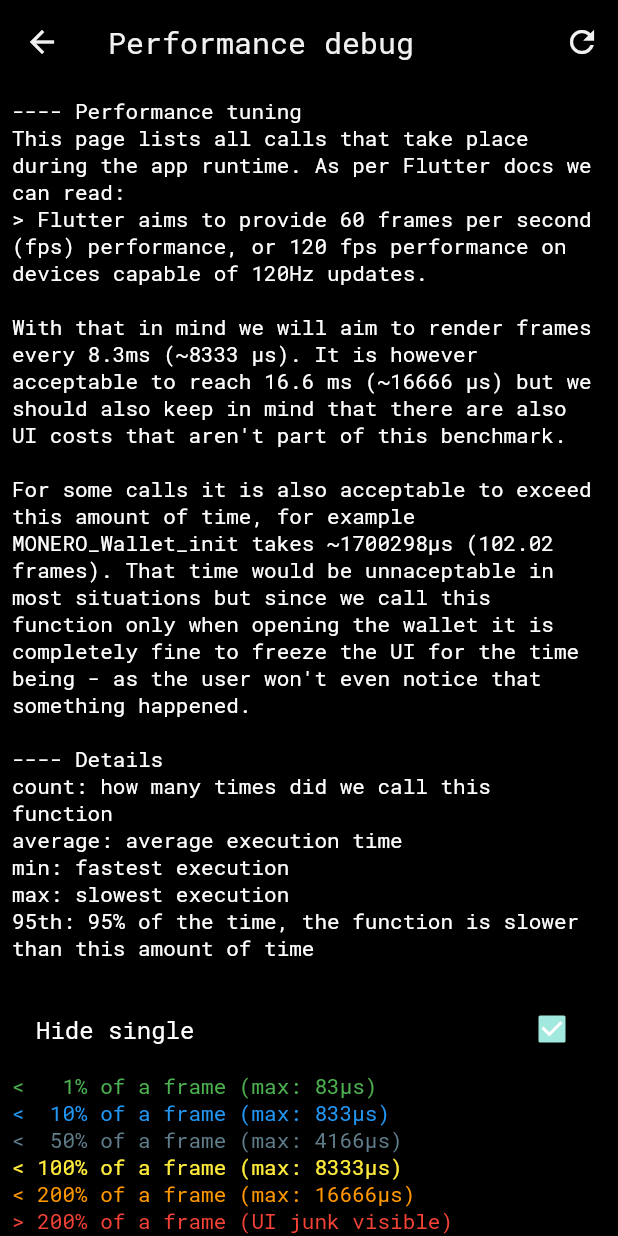
After one commit to MrCyjaneK/unnamed_monero_wallet, a Flutter app: the DebugPage screen opened directly, after a tap on "PERFORMANCE", on a phone screen of 412 x 824 dp. The commit adds this screen. Run offline on Flutter 3.47's test engine with Material 3 defaults, Android fonts, the phone set to English and light mode, and no system bars; our stand-ins replace qr_flutter; missing offline and left inert: monero, mutex.

Commit message:
feat: performance debug screen ui: drop `connected` from the UI to get rid of the lag monero.dart: bump to ^0.018003001.16

```diff
--- a/lib/pages/debug.dart
+++ b/lib/pages/debug.dart
@@ -4,6 +4,7 @@ import 'package:anonero/pages/debug/monero_dart_core.dart';
 import 'package:anonero/pages/debug/monero_dart_state.dart';
 import 'package:anonero/pages/debug/monero_log.dart';
 import 'package:anonero/pages/debug/monero_log_level.dart';
+import 'package:anonero/pages/debug/performance.dart';
 import 'package:anonero/pages/debug/use_material3.dart';
 import 'package:anonero/tools/wallet_ptr.dart';
 import 'package:anonero/widgets/long_outlined_button.dart';
@@ -54,6 +55,10 @@ class DebugPage extends StatelessWidget {
             text: "useMaterial3",
             onPressed: () => UseMaterial3Debug.push(context),
           ),
+          LongOutlinedButton(
+            text: "Performance",
+            onPressed: () => PerformanceDebug.push(context),
+          ),
         ],
       ),
     );
--- /dev/null
+++ b/lib/pages/debug/performance.dart
@@ -0,0 +1,209 @@
+import 'dart:math';
+
+import 'package:flutter/material.dart';
+import 'package:monero/monero.dart';
+
+class PerformanceDebug extends StatefulWidget {
+  const PerformanceDebug({super.key});
+
+  @override
+  State<PerformanceDebug> createState() => _PerformanceDebugState();
+
+  static void push(BuildContext context) {
+    Navigator.of(context).push(MaterialPageRoute(
+      builder: (context) {
+        return const PerformanceDebug();
+      },
+    ));
+  }
+}
+
+const precalc = 1700298;
+
+int getOpenWalletTime() {
+  if (debugCallLength["MONERO_Wallet_init"] == null) {
+    return precalc;
+  }
+  if (debugCallLength["MONERO_Wallet_init"]!.length != 1) {
+    return precalc;
+  }
+  return debugCallLength["MONERO_Wallet_init"]![0];
+}
+
+final String perfInfo = """
+---- Performance tuning
+This page lists all calls that take place during the app runtime.-
+As per Flutter docs we can read:
+> Flutter aims to provide 60 frames per second (fps) performance, or 120 fps-
+performance on devices capable of 120Hz updates.
+
+With that in mind we will aim to render frames every 8.3ms (~8333 µs). It is-
+however acceptable to reach 16.6 ms (~16666 µs) but we should also keep in mind-
+that there are also UI costs that aren't part of this benchmark.
+
+For some calls it is also acceptable to exceed this amount of time, for example-
+MONERO_Wallet_init takes ~${getOpenWalletTime()}µs-
+(${(getOpenWalletTime() / 16666).toStringAsFixed(2)} frames). That time would-
+be unnaceptable in most situations but since we call this function only when-
+opening the wallet it is completely fine to freeze the UI for the time being --
+as the user won't even notice that something happened.
+
+---- Details
+count: how many times did we call this function
+average: average execution time
+min: fastest execution
+max: slowest execution
+95th: 95% of the time, the function is slower than this amount of time
+"""
+    .split("-\n")
+    .join(" ");
+
+const frameTime = 8333;
+const frameGreenTier = frameTime ~/ 100;
+const frameBlueTier = frameTime ~/ 10;
+const frameBlueGreyTier = frameTime ~/ 2;
+const frameYellowTier = frameTime;
+const frameOrangeTier = frameTime * 2;
+
+Color? perfc(num frame) {
+  if (frame < frameGreenTier) return Colors.green;
+  if (frame < frameBlueTier) return Colors.blue;
+  if (frame < frameBlueGreyTier) return Colors.blueGrey;
+  if (frame < frameGreenTier) return Colors.green;
+  if (frame < frameYellowTier) return Colors.yellow;
+  if (frame < frameOrangeTier) return Colors.orange;
+  return Colors.red;
+}
+
+class _PerformanceDebugState extends State<PerformanceDebug> {
+  List<Widget> widgets = [];
+
+  @override
+  void initState() {
+    _buildWidgets();
+    super.initState();
+  }
+
+  SelectableText cw(String text, Color? color) {
+    return SelectableText(
+      text,
+      style: TextStyle(color: color),
+    );
+  }
+
+  bool hideSingle = true;
+
+  void _setHideSingle(bool? v) {
+    setState(() {
+      hideSingle = v ?? true;
+    });
+    _buildWidgets();
+  }
+
+  void _buildWidgets() {
+    List<Widget> ws = [];
+    ws.add(Column(
+      mainAxisSize: MainAxisSize.min,
+      mainAxisAlignment: MainAxisAlignment.start,
+      crossAxisAlignment: CrossAxisAlignment.start,
+      children: [
+        SelectableText(perfInfo),
+        CheckboxListTile(
+          title: const Text("Hide single"),
+          value: hideSingle,
+          onChanged: _setHideSingle,
+        ),
+        cw("<   1% of a frame (max: $frameGreenTierµs)", Colors.green),
+        cw("<  10% of a frame (max: $frameBlueTierµs)", Colors.blue),
+        cw("<  50% of a frame (max: $frameBlueGreyTierµs)", Colors.blueGrey),
+        cw("< 100% of a frame (max: $frameYellowTierµs)", Colors.yellow),
+        cw("< 200% of a frame (max: $frameOrangeTierµs)", Colors.orange),
+        cw("> 200% of a frame (UI junk visible)", Colors.red),
+      ],
+    ));
+    debugCallLength.forEach((key, value) {
+      if (hideSingle && value.length == 1) return;
+      final avg = _avg(value);
+      final min = _min(value);
+      final max = _max(value);
+      final np = _95(value);
+      ws.add(
+        Card(
+          child: ListTile(
+            title: Text(
+              key,
+              style: TextStyle(color: perfc(np)),
+            ),
+            subtitle: Column(
+              mainAxisSize: MainAxisSize.min,
+              mainAxisAlignment: MainAxisAlignment.start,
+              crossAxisAlignment: CrossAxisAlignment.start,
+              children: [
+                cw("count: ${value.length}", null),
+                cw("average: ${_str(avg)}µs (~${_str(avg / (frameTime * 2) * 100)}%)",
+                    perfc(avg)),
+                cw("min: $minµs (~${_str(min / (frameTime * 2) * 100)})",
+                    perfc(min)),
+                cw("max: $maxµs (~${_str(max / (frameTime * 2) * 100)}%)",
+                    perfc(max)),
+                cw("95th: $npµs (~${_str(np / (frameTime * 2) * 100)}%)",
+                    perfc(np)),
+              ],
+            ),
+          ),
+        ),
+      );
+    });
+    setState(() {
+      widgets = ws;
+    });
+  }
+
+  int _min(List<int> l) {
+    return l.reduce(min);
+  }
+
+  int _max(List<int> l) {
+    return l.reduce(max);
+  }
+
+  int _95(List<int> l) {
+    final l0 = l.toList();
+    l0.sort();
+    int i = (0.95 * l.length).ceil() - 1;
+    return l0[i];
+  }
+
+  double _avg(List<int> l) {
+    int c = 0;
+    for (var i = 0; i < l.length; i++) {
+      c += l[i];
+    }
+    return c / l.length;
+  }
+
+  String _str(num d) => d.toStringAsFixed(2);
+
+  @override
+  Widget build(BuildContext context) {
+    return Scaffold(
+      appBar: AppBar(
+        title: const Text("Performance debug"),
+        actions: [
+          IconButton(
+            onPressed: _buildWidgets,
+            icon: const Icon(Icons.refresh),
+          )
+        ],
+      ),
+      body: SingleChildScrollView(
+        child: Padding(
+          padding: const EdgeInsets.all(8),
+          child: Column(
+            children: widgets,
+          ),
+        ),
+      ),
+    );
+  }
+}
--- a/lib/pages/wallet/transaction_list.dart
+++ b/lib/pages/wallet/transaction_list.dart
@@ -91,14 +91,12 @@ class _SyncProgressState extends State<SyncProgress> {
   int blockChainHeight = -1;
   int estimateBlockchainHeight = -1;
   bool? synchronized;
-  int? connected;
   void _refreshState() {
     setState(() {
       blockChainHeight = MONERO_Wallet_blockChainHeight(walletPtr!);
       estimateBlockchainHeight =
           MONERO_Wallet_estimateBlockChainHeight(walletPtr!);
       synchronized = MONERO_Wallet_synchronized(walletPtr!);
-      connected = MONERO_Wallet_connected(walletPtr!);
     });
   }
 
@@ -108,7 +106,6 @@ class _SyncProgressState extends State<SyncProgress> {
 blockChainHeight: $blockChainHeight
 estimateBlockchainHeight: $estimateBlockchainHeight
 synchronized: $synchronized
-connected: $connected
 """);
   }
 }
--- a/pubspec.yaml
+++ b/pubspec.yaml
@@ -16,7 +16,7 @@ dependencies:
   ffi: ^2.1.0
   monero:
     hosted: https://git.mrcyjanek.net/api/packages/mrcyjanek/pub/
-    version: ^0.018003001.11
+    version: ^0.018003001.16
     # path: ../monero.dart
     # version: 0.0.0
   path_provider: ^2.1.1
```
Also changed, not shown: pubspec.lock, 1 other file.
